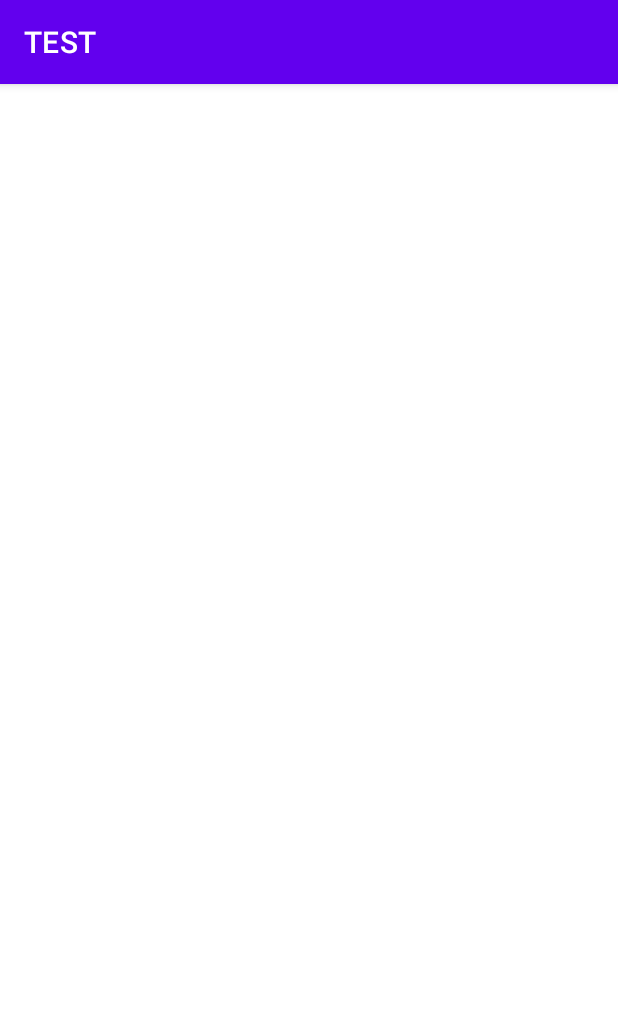
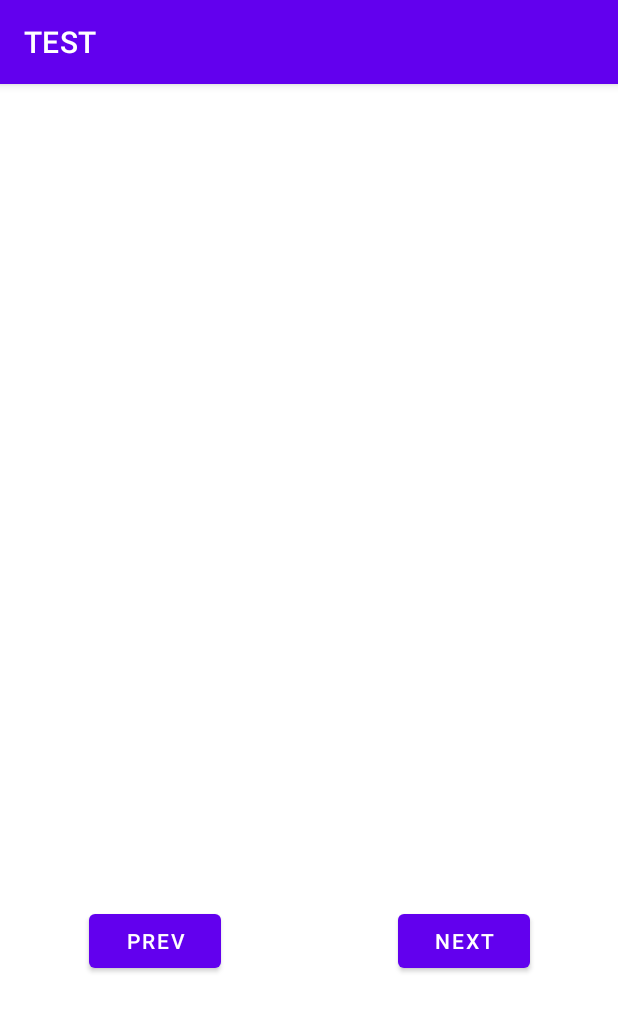
Before and after one commit to Vanosuperhero/Android, an Android app: the screen it shows after launch (MainActivity), on a phone screen of 412 x 824 dp. Shown: the top 1012 px of the screen. Run offline under Robolectric (Android 15) with nearby library versions, the phone set to English and light mode, and no system bars; our stand-ins replace data binding; pictures from the network do not load; 1 statement that could not run was skipped.

Commit message:
добавил функционал кнопок

```diff
--- a/app/src/main/java/com/example/test/MainActivity.kt
+++ b/app/src/main/java/com/example/test/MainActivity.kt
@@ -10,12 +10,13 @@ import androidx.databinding.DataBindingUtil
 import androidx.lifecycle.Observer
 import androidx.lifecycle.ViewModelProvider
 import com.example.test.databinding.ActivityMainBinding
+
 import android.widget.Button
 
 
  class MainActivity : AppCompatActivity() {
 
-     lateinit var textV: TextView
+//     lateinit var textV: TextView
      lateinit var myViewModel: MyViewModel
 
 //     private val liveData: MyViewModel by lazy {
--- a/app/src/main/java/com/example/test/MyViewModel.kt
+++ b/app/src/main/java/com/example/test/MyViewModel.kt
@@ -33,14 +33,21 @@ class MyViewModel() :ViewModel(){
     val property: LiveData<MyProperty>
     get() = _property
 
-//    val URL = "https://developerslife.ru/random?json=true"
+
     private var viewModelJob = Job()
     private val coroutineScope = CoroutineScope(viewModelJob + Dispatchers.Main)
 
+//    private val _listOfgifs = MutableLiveData<MutableList<MyProperty>>()
+//    val listOfgifs: LiveData<MutableList<MyProperty>>
+//    get() = _listOfgifs
 
+
+    val listofgif = mutableListOf<MyProperty>()
+    var index = -1
 
     init {
         GetMarsRealEstateProperties()
+//        _property.value = listofgif[index]
 //        getImages(application,liveData)
 //        timer()
     }
@@ -50,12 +57,30 @@ class MyViewModel() :ViewModel(){
             try {
                 val listResult = getPropertiesDeferred.await()
 //                if(listResult.size>0) {
-                    _property.value = listResult
+//                    _property.value = listResult
+//                }
+//                  Здесь нужно класть гиф в список
+                listofgif.add(listResult)
+                index++
+                _property.value = listofgif[index]
 
-//                }
                 }catch (e:Exception) {
                 _status.value = "Failure: ${e.message}"
             }
+        }
+    }
+
+    private fun Next(){
+//        Здесь нужно вытаскивать гиф из списка и класть в лайвдату
+        if (index == listofgif.lastIndex){ GetMarsRealEstateProperties()}
+//        index++
+//        _property.value = listofgif[index]
+    }
+
+    private fun Prev(){
+        if (index > 0){
+        index--
+        _property.value = listofgif[index]
         }
     }
 
--- a/app/src/main/res/layout/activity_main.xml
+++ b/app/src/main/res/layout/activity_main.xml
@@ -41,8 +41,30 @@
             android:text="@{liveData.status}"
             app:layout_constraintBottom_toBottomOf="parent"
             app:layout_constraintEnd_toEndOf="parent"
+            app:layout_constraintHorizontal_bias="0.501"
             app:layout_constraintStart_toStartOf="parent"
-            app:layout_constraintTop_toBottomOf="@+id/description" />
+            app:layout_constraintTop_toBottomOf="@+id/description"
+            app:layout_constraintVertical_bias="0.118" />
+
+        <Button
+            android:id="@+id/next"
+            android:layout_width="wrap_content"
+            android:layout_height="wrap_content"
+            android:text="Next"
+            app:layout_constraintBottom_toBottomOf="parent"
+            app:layout_constraintEnd_toEndOf="parent"
+            app:layout_constraintStart_toEndOf="@+id/status"
+            app:layout_constraintTop_toTopOf="@+id/description" />
+
+        <Button
+            android:id="@+id/prev"
+            android:layout_width="wrap_content"
+            android:layout_height="wrap_content"
+            android:text="Prev"
+            app:layout_constraintBottom_toBottomOf="parent"
+            app:layout_constraintEnd_toStartOf="@+id/status"
+            app:layout_constraintStart_toStartOf="parent"
+            app:layout_constraintTop_toTopOf="@+id/description" />
 
 
     </androidx.constraintlayout.widget.ConstraintLayout>
```
